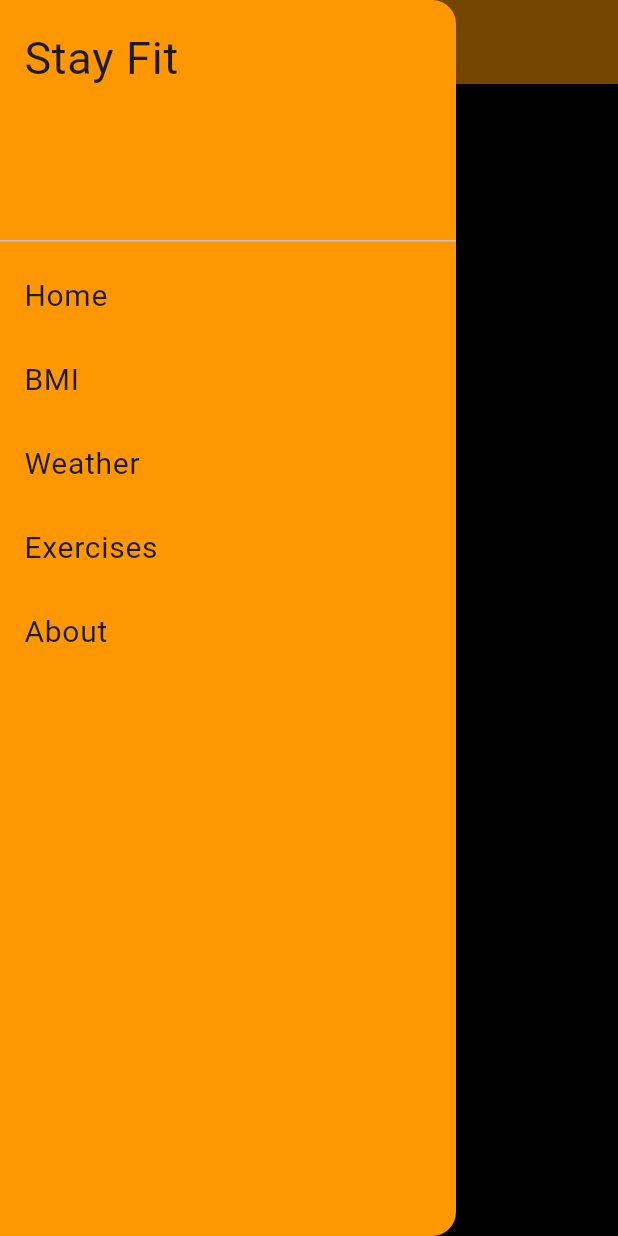
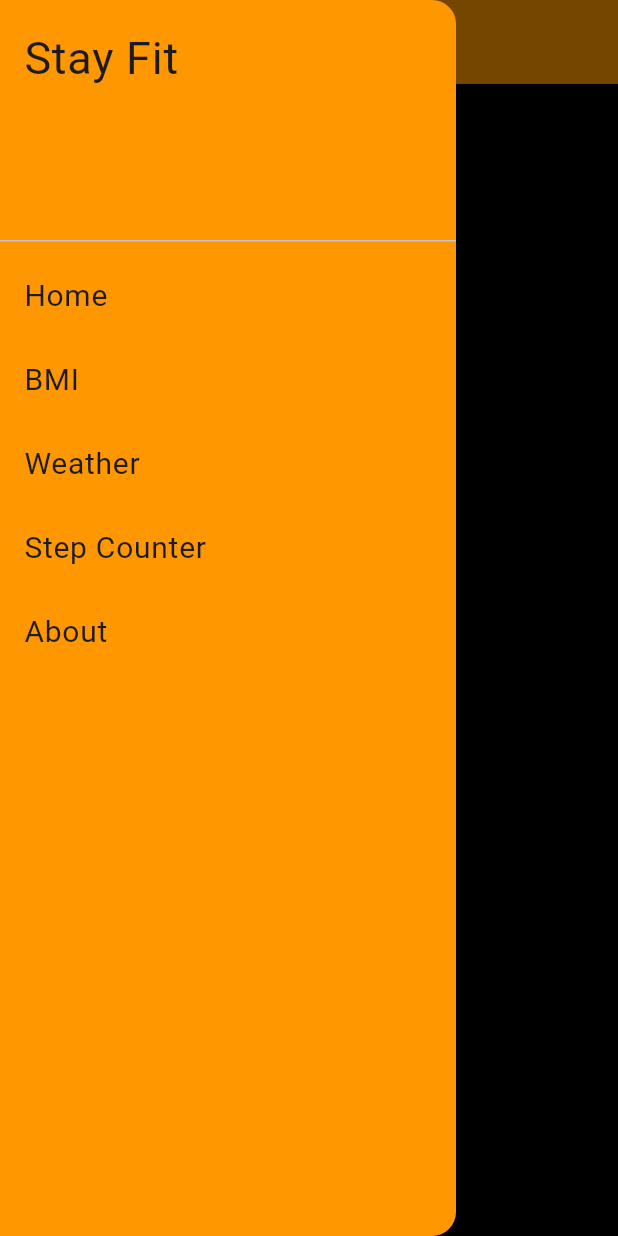
Before and after one commit to abdulWasayWaqas/Flutter-Fitness-App, a Flutter app: the Weatherscreen screen opened by its route, with the side drawer open, on a phone screen of 412 x 824 dp. Run offline on Flutter 3.47's test engine with Material 3 defaults, Android fonts, the phone set to English and light mode, and no system bars; our stand-ins replace geolocator, pedometer, permission_handler, weather; missing offline and left inert: item_count_number_button.

Commit message:
Update menudrawer.dart

```diff
--- a/lib/common/menudrawer.dart
+++ b/lib/common/menudrawer.dart
@@ -1,3 +1,4 @@
+import 'package:first_app/screens/StepCounter.dart';
 import 'package:first_app/screens/homescreen.dart';
 import 'package:first_app/screens/BMIcalculator.dart';
 import 'package:first_app/screens/weatherscreen.dart';
@@ -28,7 +29,7 @@ class MenuDrawer extends StatelessWidget {
       "Home",
       "BMI",
       "Weather",
-      "Exercises",
+      "Step Counter",
       "About"
     };
     menuTitles.forEach((element) {
@@ -49,6 +50,9 @@ class MenuDrawer extends StatelessWidget {
             case "Weather":
               screen = Weatherscreen();
               break;
+            case "Step Counter":
+              screen = StepCounterScreen();
+              break;
             default:
           }
 
```
